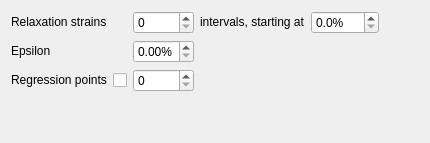
Old version of the form mech_analyser/experiment/instron_68tm/stepwise/view.ui in the repository ksonter95/InstronAnalyser.
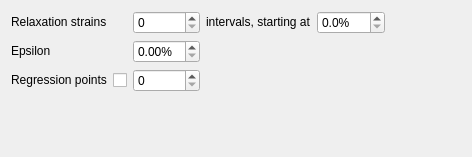
New version of the form.

What changed in the file:
```diff
--- a/mech_analyser/experiment/instron_68tm/stepwise/view.ui
+++ b/mech_analyser/experiment/instron_68tm/stepwise/view.ui
@@ -2,6 +2,14 @@
 <ui version="4.0">
  <class>Stepwise</class>
  <widget class="QWidget" name="w_Stepwise">
+  <property name="geometry">
+   <rect>
+    <x>0</x>
+    <y>0</y>
+    <width>472</width>
+    <height>157</height>
+   </rect>
+  </property>
   <layout class="QGridLayout" name="gl_Stepwise">
    <item row="0" column="0">
     <widget class="QLabel" name="l_RelaxationStrains">
@@ -131,6 +139,9 @@
      <property name="toolTip">
       <string>Number of data points to include in the regression analysis</string>
      </property>
+     <property name="maximum">
+      <number>100000</number>
+     </property>
     </widget>
    </item>
    <item row="3" column="0" colspan="5">
```
Left out of the diff: 2 changed lines with no effect on the pictures.
